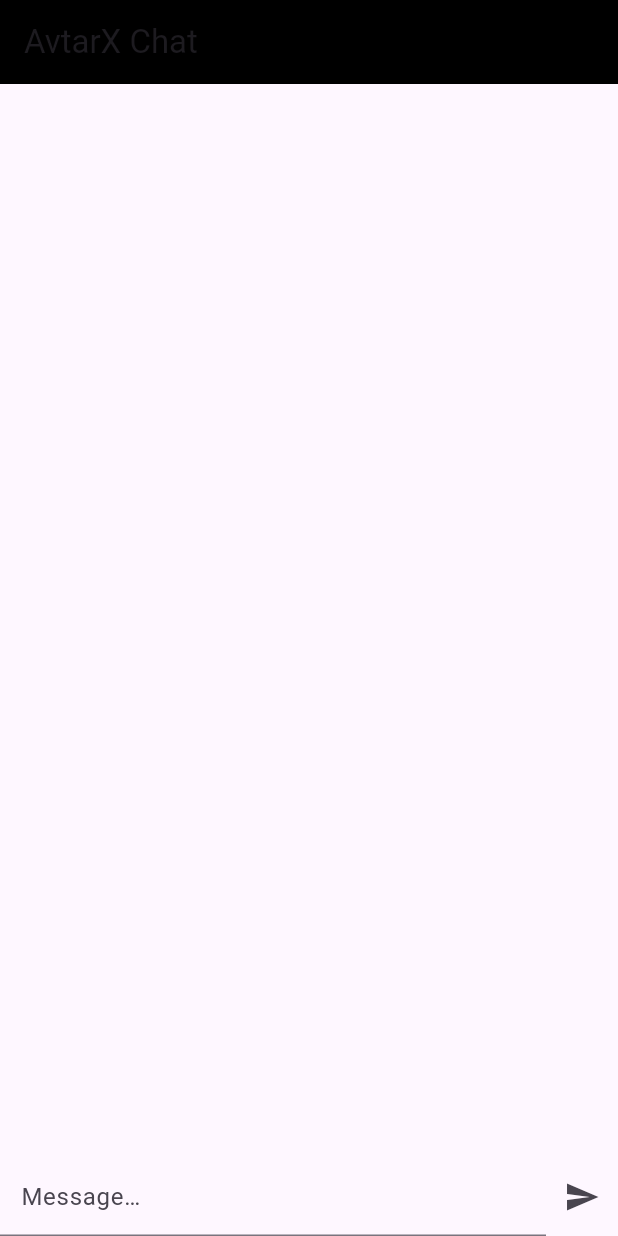
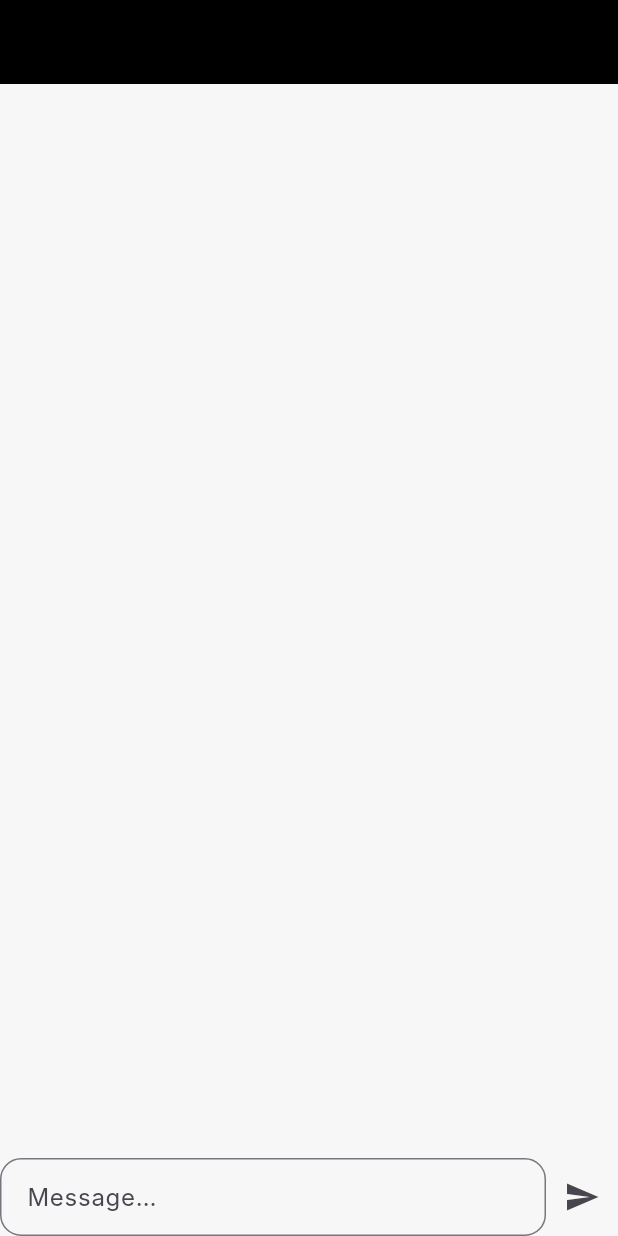
Before and after one commit to asshokbaggri/AvtarX, a Flutter app: the screen it shows after launch, on a phone screen of 412 x 824 dp. Run offline on Flutter 3.47's test engine with Material 3 defaults, Android fonts, the phone set to English and light mode, and no system bars.

Commit message:
Update app_theme.dart

```diff
--- a/mobile/lib/theme/app_theme.dart
+++ b/mobile/lib/theme/app_theme.dart
@@ -1,16 +1,40 @@
 import 'package:flutter/material.dart';
-import 'package:google_fonts/google_fonts.dart';
 
 class AppTheme {
+  // COLORS SAME AS CHATGPT
+  static const Color primary = Color(0xFF10A37F);
+  static const Color background = Color(0xFFF7F7F8);
+  static const Color darkBackground = Color(0xFF050509);
+  static const Color userBubble = Color(0xFFECECF1);
+  static const Color aiBubble = Colors.white;
+
+  static ThemeData lightTheme = ThemeData(
+    brightness: Brightness.light,
+    scaffoldBackgroundColor: background,
+    primaryColor: primary,
+    fontFamily: "Inter",
+    appBarTheme: const AppBarTheme(
+      elevation: 0,
+      backgroundColor: background,
+      foregroundColor: Colors.black,
+    ),
+    inputDecorationTheme: InputDecorationTheme(
+      border: OutlineInputBorder(
+        borderRadius: BorderRadius.circular(14),
+        borderSide: const BorderSide(color: Colors.black12),
+      ),
+    ),
+  );
+
   static ThemeData darkTheme = ThemeData(
     brightness: Brightness.dark,
-    scaffoldBackgroundColor: const Color(0xFF0B0E14),
-    primaryColor: const Color(0xFF4B7BFF),
-    textTheme: TextTheme(
-      bodyMedium: GoogleFonts.inter(color: Colors.white),
-      headlineSmall: GoogleFonts.poppins(color: Colors.white),
+    scaffoldBackgroundColor: darkBackground,
+    primaryColor: primary,
+    fontFamily: "Inter",
+    appBarTheme: const AppBarTheme(
+      elevation: 0,
+      backgroundColor: darkBackground,
+      foregroundColor: Colors.white,
     ),
-    fontFamily: GoogleFonts.inter().fontFamily,
-    useMaterial3: true,
   );
 }
```
